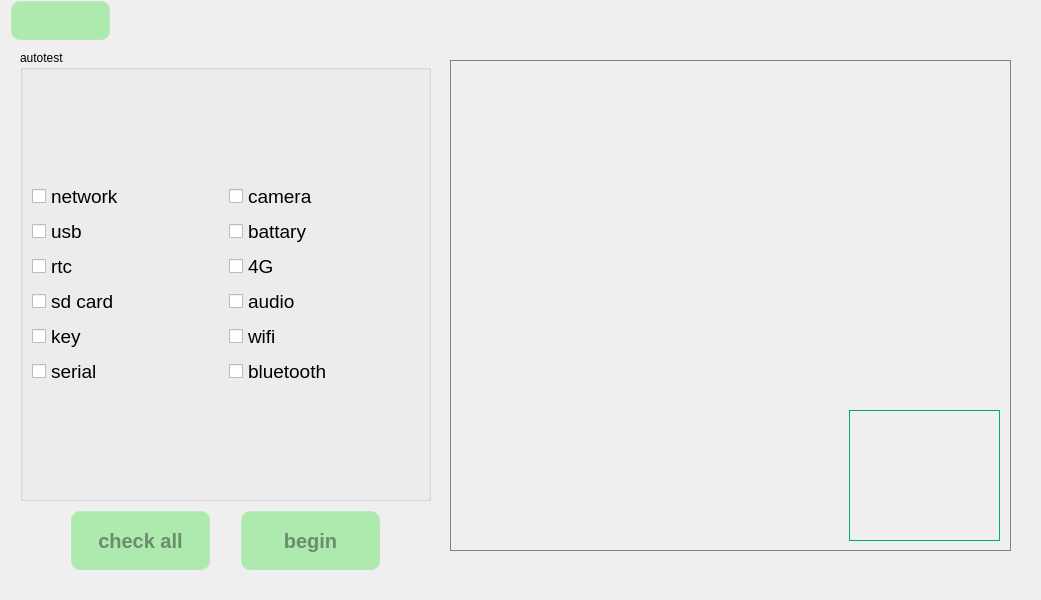
First picture: the form in qt/t507/all_test.ui, repository jizizihe/baijie_demo, before the edit.
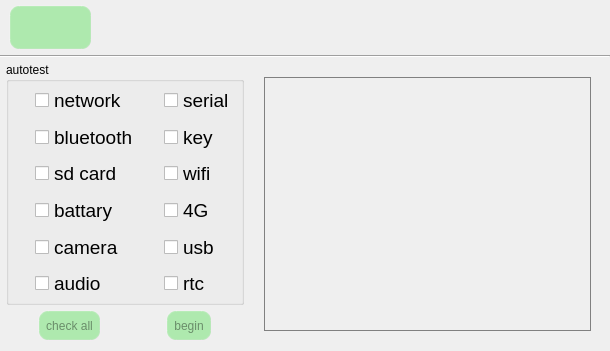
Second picture: the form after the edit. Icons and pictures are not drawn.

Commit message: func: add and change many code for: 1.optimize voice 2.add rotating screen  90 degrees 3.add  select file function 4.adaptation of screen/font 5.optimize backlight 6.add sreen ration by input method 7.modified the file copy, cut, and delete function 8.adjust the serial port Layout 9.unify font and layout

Patch:
```diff
--- a/qt/t507/all_test.ui
+++ b/qt/t507/all_test.ui
@@ -6,10 +6,16 @@
    <rect>
     <x>0</x>
     <y>0</y>
-    <width>1041</width>
-    <height>600</height>
+    <width>610</width>
+    <height>351</height>
    </rect>
   </property>
+  <property name="minimumSize">
+   <size>
+    <width>1</width>
+    <height>1</height>
+   </size>
+  </property>
   <property name="windowTitle">
    <string>MainWindow</string>
   </property>
@@ -25,7 +31,6 @@
      border-width:  2px;  /*边框宽度为4像素*/
      border-radius: 10px; /*边框圆角半径*/
      border-color: rgba(255, 225, 255, 30);/*边框颜色*/
-     font: bold 20px;/*字体*/
      color:rgba(0, 0, 0, 100);/*字体颜色*/
      padding: 6px; /*填衬*/
     outline: none; /*去掉按钮的虚线框*/
@@ -65,98 +70,43 @@
 }</string>
   </property>
   <widget class="QWidget" name="centralwidget">
-   <widget class="QStackedWidget" name="stackedWidget">
-    <property name="geometry">
-     <rect>
-      <x>440</x>
-      <y>40</y>
-      <width>571</width>
-      <height>511</height>
-     </rect>
+   <layout class="QGridLayout" name="gridLayout_3" rowstretch="1,0,6">
+    <property name="leftMargin">
+     <number>0</number>
     </property>
-    <widget class="QWidget" name="page">
-     <widget class="QLabel" name="image">
-      <property name="geometry">
-       <rect>
-        <x>409</x>
-        <y>370</y>
-        <width>151</width>
-        <height>131</height>
-       </rect>
-      </property>
-      <property name="maximumSize">
-       <size>
-        <width>300</width>
-        <height>16777215</height>
-       </size>
-      </property>
-      <property name="styleSheet">
-       <string notr="true">border-width: 1px;
-border-style: solid;
-border-color: rgb(0, 170, 127);</string>
-      </property>
-      <property name="text">
-       <string/>
-      </property>
-      <property name="scaledContents">
-       <bool>true</bool>
+    <property name="topMargin">
+     <number>0</number>
+    </property>
+    <property name="rightMargin">
+     <number>0</number>
+    </property>
+    <property name="bottomMargin">
+     <number>0</number>
+    </property>
+    <property name="spacing">
+     <number>0</number>
+    </property>
+    <item row="0" column="0">
+     <layout class="QHBoxLayout" name="horizontalLayout_4" stretch="1,9">
+      <property name="spacing">
+       <number>0</number>
       </property>
-     </widget>
-     <widget class="QTextEdit" name="textEdit">
-      <property name="geometry">
-       <rect>
-        <x>10</x>
-        <y>20</y>
-        <width>561</width>
-        <height>491</height>
-       </rect>
+      <property name="leftMargin">
+       <number>9</number>
       </property>
-      <property name="readOnly">
-       <bool>true</bool>
+      <property name="topMargin">
+       <number>5</number>
       </property>
-     </widget>
-    </widget>
-   </widget>
-   <widget class="QPushButton" name="testCheckAllBtn">
-    <property name="geometry">
-     <rect>
-      <x>70</x>
-      <y>510</y>
-      <width>141</width>
-      <height>61</height>
-     </rect>
-    </property>
-    <property name="styleSheet">
-     <string notr="true"/>
-    </property>
-    <property name="text">
-     <string>check all</string>
-    </property>
-   </widget>
-   <widget class="QPushButton" name="beginBtn">
-    <property name="geometry">
-     <rect>
-      <x>240</x>
-      <y>510</y>
-      <width>141</width>
-      <height>61</height>
-     </rect>
-    </property>
-    <property name="styleSheet">
-     <string notr="true"/>
-    </property>
-    <property name="text">
-     <string>begin</string>
-    </property>
-   </widget>
+      <property name="bottomMargin">
+       <number>5</number>
+      </property>
+      <item>
    <widget class="QPushButton" name="retBtn">
-    <property name="geometry">
-     <rect>
-      <x>10</x>
-      <y>0</y>
-      <width>101</width>
-      <height>41</height>
-     </rect>
+        <property name="sizePolicy">
+         <sizepolicy hsizetype="Minimum" vsizetype="Minimum">
+          <horstretch>0</horstretch>
+          <verstretch>0</verstretch>
+         </sizepolicy>
     </property>
     <property name="styleSheet">
      <string notr="true">/****************按钮部件*******************/
@@ -211,26 +161,100 @@
      </size>
     </property>
    </widget>
+      </item>
+      <item>
+       <spacer name="horizontalSpacer_7">
+        <property name="orientation">
+         <enum>Qt::Horizontal</enum>
+        </property>
+        <property name="sizeHint" stdset="0">
+         <size>
+          <width>946</width>
+          <height>20</height>
+         </size>
+        </property>
+       </spacer>
+      </item>
+     </layout>
+    </item>
+    <item row="1" column="0">
+     <widget class="Line" name="line_2">
+      <property name="minimumSize">
+       <size>
+        <width>0</width>
+        <height>2</height>
+       </size>
+      </property>
+      <property name="maximumSize">
+       <size>
+        <width>16777215</width>
+        <height>2</height>
+       </size>
+      </property>
+      <property name="orientation">
+       <enum>Qt::Horizontal</enum>
+      </property>
+     </widget>
+    </item>
+    <item row="2" column="0">
+     <layout class="QHBoxLayout" name="horizontalLayout_9" stretch="4,6">
+      <item>
+       <layout class="QVBoxLayout" name="verticalLayout" stretch="6,1">
+        <property name="leftMargin">
+         <number>6</number>
+        </property>
+        <property name="topMargin">
+         <number>5</number>
+        </property>
+        <property name="bottomMargin">
+         <number>5</number>
+        </property>
+        <item>
    <widget class="QGroupBox" name="groupBox_2">
-    <property name="geometry">
-     <rect>
-      <x>20</x>
-      <y>50</y>
-      <width>411</width>
-      <height>451</height>
-     </rect>
-    </property>
     <property name="styleSheet">
      <string notr="true"/>
     </property>
     <property name="title">
      <string>autotest</string>
     </property>
-    <layout class="QGridLayout" name="gridLayout">
-     <item row="0" column="0">
-      <layout class="QVBoxLayout" name="verticalLayout">
+          <layout class="QGridLayout" name="gridLayout" columnstretch="1,3,1,3">
+           <property name="leftMargin">
+            <number>0</number>
+           </property>
+           <property name="topMargin">
+            <number>0</number>
+           </property>
+           <property name="rightMargin">
+            <number>0</number>
+           </property>
+           <property name="bottomMargin">
+            <number>0</number>
+           </property>
+           <property name="spacing">
+            <number>0</number>
+           </property>
+           <item row="0" column="1" rowspan="2">
+            <layout class="QVBoxLayout" name="verticalLayout_3">
        <item>
         <widget class="QCheckBox" name="networkChk">
+               <property name="sizePolicy">
+                <sizepolicy hsizetype="Minimum" vsizetype="Minimum">
+                 <horstretch>0</horstretch>
+                 <verstretch>0</verstretch>
+                </sizepolicy>
+               </property>
+               <property name="minimumSize">
+                <size>
+                 <width>0</width>
+                 <height>0</height>
+                </size>
+               </property>
+               <property name="maximumSize">
+                <size>
+                 <width>16777215</width>
+                 <height>16777215</height>
+                </size>
+               </property>
          <property name="font">
           <font>
            <pointsize>14</pointsize>
@@ -242,31 +266,55 @@
         </widget>
        </item>
        <item>
-        <widget class="QCheckBox" name="usbChk">
-         <property name="font">
-          <font>
-           <pointsize>14</pointsize>
-          </font>
-         </property>
-         <property name="text">
-          <string>usb</string>
-         </property>
-        </widget>
-       </item>
-       <item>
-        <widget class="QCheckBox" name="rtcChk">
+              <widget class="QCheckBox" name="bluetoothChk">
+               <property name="sizePolicy">
+                <sizepolicy hsizetype="Minimum" vsizetype="Minimum">
+                 <horstretch>0</horstretch>
+                 <verstretch>0</verstretch>
+                </sizepolicy>
+               </property>
+               <property name="minimumSize">
+                <size>
+                 <width>0</width>
+                 <height>0</height>
+                </size>
+               </property>
+               <property name="maximumSize">
+                <size>
+                 <width>16777215</width>
+                 <height>16777215</height>
+                </size>
+               </property>
          <property name="font">
           <font>
            <pointsize>14</pointsize>
           </font>
          </property>
          <property name="text">
-          <string>rtc</string>
+                <string>bluetooth</string>
          </property>
         </widget>
        </item>
        <item>
         <widget class="QCheckBox" name="sdcardChk">
+               <property name="sizePolicy">
+                <sizepolicy hsizetype="Minimum" vsizetype="Minimum">
+                 <horstretch>0</horstretch>
+                 <verstretch>0</verstretch>
+                </sizepolicy>
+               </property>
+               <property name="minimumSize">
+                <size>
+                 <width>0</width>
+                 <height>0</height>
+                </size>
+               </property>
+               <property name="maximumSize">
+                <size>
+                 <width>16777215</width>
+                 <height>16777215</height>
+                </size>
+               </property>
          <property name="font">
           <font>
            <pointsize>14</pointsize>
@@ -278,47 +326,25 @@
         </widget>
        </item>
        <item>
-        <widget class="QCheckBox" name="keyChk">
-         <property name="font">
-          <font>
-           <pointsize>14</pointsize>
-          </font>
-         </property>
-         <property name="text">
-          <string>key</string>
-         </property>
-        </widget>
-       </item>
-       <item>
-        <widget class="QCheckBox" name="serialChk">
-         <property name="font">
-          <font>
-           <pointsize>14</pointsize>
-          </font>
-         </property>
-         <property name="text">
-          <string>serial</string>
-         </property>
-        </widget>
-       </item>
-      </layout>
-     </item>
-     <item row="0" column="1">
-      <layout class="QVBoxLayout" name="verticalLayout_2">
-       <item>
-        <widget class="QCheckBox" name="cameraChk">
-         <property name="font">
-          <font>
-           <pointsize>14</pointsize>
-          </font>
-         </property>
-         <property name="text">
-          <string>camera</string>
-         </property>
-        </widget>
-       </item>
-       <item>
         <widget class="QCheckBox" name="battaryChk">
+               <property name="sizePolicy">
+                <sizepolicy hsizetype="Minimum" vsizetype="Minimum">
+                 <horstretch>0</horstretch>
+                 <verstretch>0</verstretch>
+                </sizepolicy>
+               </property>
+               <property name="minimumSize">
+                <size>
+                 <width>0</width>
+                 <height>0</height>
+                </size>
+               </property>
+               <property name="maximumSize">
+                <size>
+                 <width>16777215</width>
+                 <height>16777215</height>
+                </size>
+               </property>
          <property name="font">
           <font>
            <pointsize>14</pointsize>
@@ -330,19 +356,55 @@
         </widget>
        </item>
        <item>
-        <widget class="QCheckBox" name="simChk">
+              <widget class="QCheckBox" name="cameraChk">
+               <property name="sizePolicy">
+                <sizepolicy hsizetype="Minimum" vsizetype="Minimum">
+                 <horstretch>0</horstretch>
+                 <verstretch>0</verstretch>
+                </sizepolicy>
+               </property>
+               <property name="minimumSize">
+                <size>
+                 <width>0</width>
+                 <height>0</height>
+                </size>
+               </property>
+               <property name="maximumSize">
+                <size>
+                 <width>16777215</width>
+                 <height>16777215</height>
+                </size>
+               </property>
          <property name="font">
           <font>
            <pointsize>14</pointsize>
           </font>
          </property>
          <property name="text">
-          <string>4G</string>
+                <string>camera</string>
          </property>
         </widget>
        </item>
        <item>
         <widget class="QCheckBox" name="audioChk">
+               <property name="sizePolicy">
+                <sizepolicy hsizetype="Minimum" vsizetype="Minimum">
+                 <horstretch>0</horstretch>
+                 <verstretch>0</verstretch>
+                </sizepolicy>
+               </property>
+               <property name="minimumSize">
+                <size>
+                 <width>0</width>
+                 <height>0</height>
+                </size>
+               </property>
+               <property name="maximumSize">
+                <size>
+                 <width>16777215</width>
+                 <height>16777215</height>
+                </size>
+               </property>
          <property name="font">
           <font>
            <pointsize>14</pointsize>
@@ -353,8 +415,116 @@
          </property>
         </widget>
        </item>
+            </layout>
+           </item>
+           <item row="0" column="2">
+            <spacer name="horizontalSpacer_12">
+             <property name="orientation">
+              <enum>Qt::Horizontal</enum>
+             </property>
+             <property name="sizeHint" stdset="0">
+              <size>
+               <width>40</width>
+               <height>20</height>
+              </size>
+             </property>
+            </spacer>
+           </item>
+           <item row="0" column="0">
+            <spacer name="horizontalSpacer_23">
+             <property name="orientation">
+              <enum>Qt::Horizontal</enum>
+             </property>
+             <property name="sizeHint" stdset="0">
+              <size>
+               <width>17</width>
+               <height>20</height>
+              </size>
+             </property>
+            </spacer>
+           </item>
+           <item row="0" column="3" rowspan="2">
+            <layout class="QVBoxLayout" name="verticalLayout_4">
+             <item>
+              <widget class="QCheckBox" name="serialChk">
+               <property name="sizePolicy">
+                <sizepolicy hsizetype="Minimum" vsizetype="Minimum">
+                 <horstretch>0</horstretch>
+                 <verstretch>0</verstretch>
+                </sizepolicy>
+               </property>
+               <property name="minimumSize">
+                <size>
+                 <width>0</width>
+                 <height>0</height>
+                </size>
+               </property>
+               <property name="maximumSize">
+                <size>
+                 <width>16777215</width>
+                 <height>16777215</height>
+                </size>
+               </property>
+               <property name="font">
+                <font>
+                 <pointsize>14</pointsize>
+                </font>
+               </property>
+               <property name="text">
+                <string>serial</string>
+               </property>
+              </widget>
+             </item>
+             <item>
+              <widget class="QCheckBox" name="keyChk">
+               <property name="sizePolicy">
+                <sizepolicy hsizetype="Minimum" vsizetype="Minimum">
+                 <horstretch>0</horstretch>
+                 <verstretch>0</verstretch>
+                </sizepolicy>
+               </property>
+               <property name="minimumSize">
+                <size>
+                 <width>0</width>
+                 <height>0</height>
+                </size>
+               </property>
+               <property name="maximumSize">
+                <size>
+                 <width>16777215</width>
+                 <height>16777215</height>
+                </size>
+               </property>
+               <property name="font">
+                <font>
+                 <pointsize>14</pointsize>
+                </font>
+               </property>
+               <property name="text">
+                <string>key</string>
+               </property>
+              </widget>
+             </item>
        <item>
         <widget class="QCheckBox" name="wifiChk">
+               <property name="sizePolicy">
+                <sizepolicy hsizetype="Minimum" vsizetype="Minimum">
+                 <horstretch>0</horstretch>
+                 <verstretch>0</verstretch>
+                </sizepolicy>
+               </property>
+               <property name="minimumSize">
+                <size>
+                 <width>0</width>
+                 <height>0</height>
+                </size>
+               </property>
+               <property name="maximumSize">
+                <size>
+                 <width>16777215</width>
+                 <height>16777215</height>
+                </size>
+               </property>
          <property name="font">
           <font>
            <pointsize>14</pointsize>
@@ -366,21 +536,232 @@
         </widget>
        </item>
        <item>
-        <widget class="QCheckBox" name="bluetoothChk">
+              <widget class="QCheckBox" name="simChk">
+               <property name="sizePolicy">
+                <sizepolicy hsizetype="Minimum" vsizetype="Minimum">
+                 <horstretch>0</horstretch>
+                 <verstretch>0</verstretch>
+                </sizepolicy>
+               </property>
+               <property name="minimumSize">
+                <size>
+                 <width>0</width>
+                 <height>0</height>
+                </size>
+               </property>
+               <property name="maximumSize">
+                <size>
+                 <width>16777215</width>
+                 <height>16777215</height>
+                </size>
+               </property>
          <property name="font">
           <font>
            <pointsize>14</pointsize>
           </font>
          </property>
          <property name="text">
-          <string>bluetooth</string>
+                <string>4G</string>
          </property>
         </widget>
        </item>
+             <item>
+              <widget class="QCheckBox" name="usbChk">
+               <property name="sizePolicy">
+                <sizepolicy hsizetype="Minimum" vsizetype="Minimum">
+                 <horstretch>0</horstretch>
+                 <verstretch>0</verstretch>
+                </sizepolicy>
+               </property>
+               <property name="minimumSize">
+                <size>
+                 <width>0</width>
+                 <height>0</height>
+                </size>
+               </property>
+               <property name="maximumSize">
+                <size>
+                 <width>16777215</width>
+                 <height>16777215</height>
+                </size>
+               </property>
+               <property name="font">
+                <font>
+                 <pointsize>14</pointsize>
+                </font>
+               </property>
+               <property name="text">
+                <string>usb</string>
+               </property>
+              </widget>
+             </item>
+             <item>
+              <widget class="QCheckBox" name="rtcChk">
+               <property name="sizePolicy">
+                <sizepolicy hsizetype="Minimum" vsizetype="Minimum">
+                 <horstretch>0</horstretch>
+                 <verstretch>0</verstretch>
+                </sizepolicy>
+               </property>
+               <property name="minimumSize">
+                <size>
+                 <width>0</width>
+                 <height>0</height>
+                </size>
+               </property>
+               <property name="maximumSize">
+                <size>
+                 <width>16777215</width>
+                 <height>16777215</height>
+                </size>
+               </property>
+               <property name="font">
+                <font>
+                 <pointsize>14</pointsize>
+                </font>
+               </property>
+               <property name="text">
+                <string>rtc</string>
+               </property>
+              </widget>
+             </item>
       </layout>
      </item>
     </layout>
    </widget>
+        </item>
+        <item>
+         <widget class="QWidget" name="widget" native="true">
+          <layout class="QHBoxLayout" name="horizontalLayout" stretch="1,1,2,1,1">
+           <property name="spacing">
+            <number>0</number>
+           </property>
+           <property name="leftMargin">
+            <number>0</number>
+           </property>
+           <property name="topMargin">
+            <number>5</number>
+           </property>
+           <property name="rightMargin">
+            <number>0</number>
+           </property>
+           <property name="bottomMargin">
+            <number>5</number>
+           </property>
+           <item>
+            <spacer name="horizontalSpacer_3">
+             <property name="orientation">
+              <enum>Qt::Horizontal</enum>
+             </property>
+             <property name="sizeHint" stdset="0">
+              <size>
+               <width>40</width>
+               <height>20</height>
+              </size>
+             </property>
+            </spacer>
+           </item>
+           <item>
+            <widget class="QPushButton" name="testCheckAllBtn">
+             <property name="sizePolicy">
+              <sizepolicy hsizetype="Minimum" vsizetype="Minimum">
+               <horstretch>0</horstretch>
+               <verstretch>0</verstretch>
+              </sizepolicy>
+             </property>
+             <property name="minimumSize">
+              <size>
+               <width>0</width>
+               <height>0</height>
+              </size>
+             </property>
+             <property name="styleSheet">
+              <string notr="true"/>
+             </property>
+             <property name="text">
+              <string>check all</string>
+             </property>
+            </widget>
+           </item>
+           <item>
+            <spacer name="horizontalSpacer">
+             <property name="orientation">
+              <enum>Qt::Horizontal</enum>
+             </property>
+             <property name="sizeHint" stdset="0">
+              <size>
+               <width>40</width>
+               <height>20</height>
+              </size>
+             </property>
+            </spacer>
+           </item>
+           <item>
+            <widget class="QPushButton" name="beginBtn">
+             <property name="sizePolicy">
+              <sizepolicy hsizetype="Minimum" vsizetype="Minimum">
+               <horstretch>0</horstretch>
+               <verstretch>0</verstretch>
+              </sizepolicy>
+             </property>
+             <property name="minimumSize">
+              <size>
+               <width>0</width>
+               <height>0</height>
+              </size>
+             </property>
+             <property name="styleSheet">
+              <string notr="true"/>
+             </property>
+             <property name="text">
+              <string>begin</string>
+             </property>
+            </widget>
+           </item>
+           <item>
+            <spacer name="horizontalSpacer_2">
+             <property name="orientation">
+              <enum>Qt::Horizontal</enum>
+             </property>
+             <property name="sizeHint" stdset="0">
+              <size>
+               <width>40</width>
+               <height>20</height>
+              </size>
+             </property>
+            </spacer>
+           </item>
+          </layout>
+         </widget>
+        </item>
+       </layout>
+      </item>
+      <item>
+       <layout class="QVBoxLayout" name="verticalLayout_2" stretch="3">
+        <property name="leftMargin">
+         <number>20</number>
+        </property>
+        <property name="topMargin">
+         <number>20</number>
+        </property>
+        <property name="rightMargin">
+         <number>19</number>
+        </property>
+        <property name="bottomMargin">
+         <number>20</number>
+        </property>
+        <item>
+         <widget class="QTextEdit" name="textEdit">
+          <property name="readOnly">
+           <bool>true</bool>
+          </property>
+         </widget>
+        </item>
+       </layout>
+      </item>
+     </layout>
+    </item>
+   </layout>
   </widget>
   <widget class="QMenuBar" name="menubar">
    <property name="geometry">
```
Left out of the diff: 4 changed lines with no effect on the pictures. Lines whose indentation alone changed are shown as unchanged. The commit also changes 161 other files.
